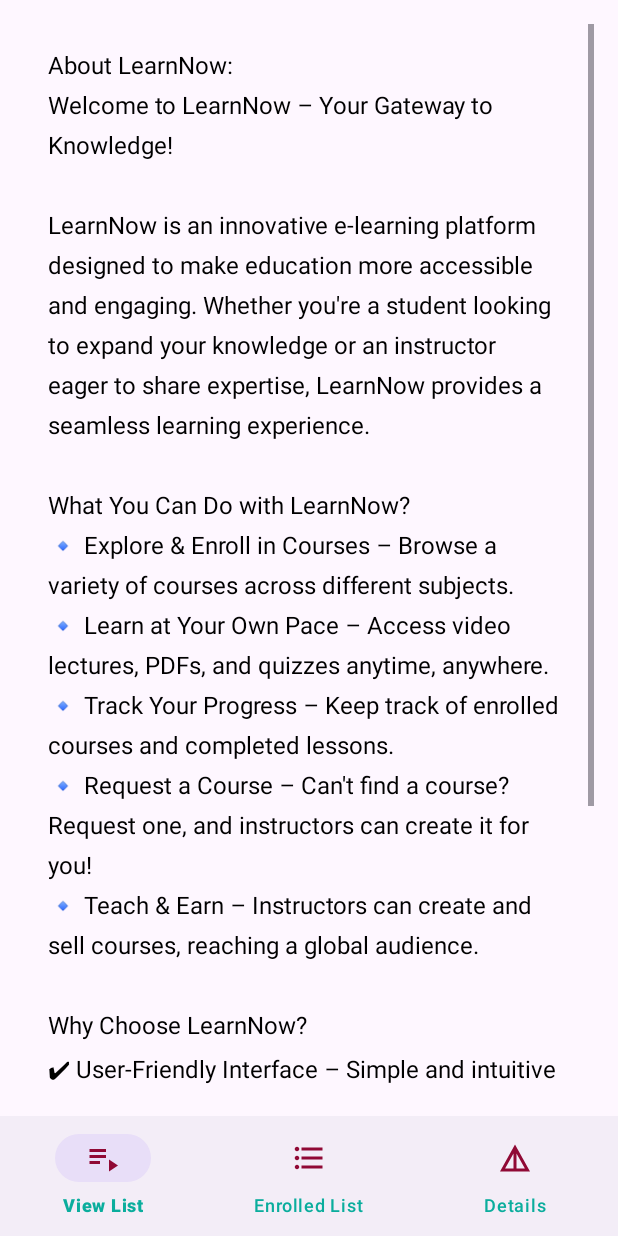
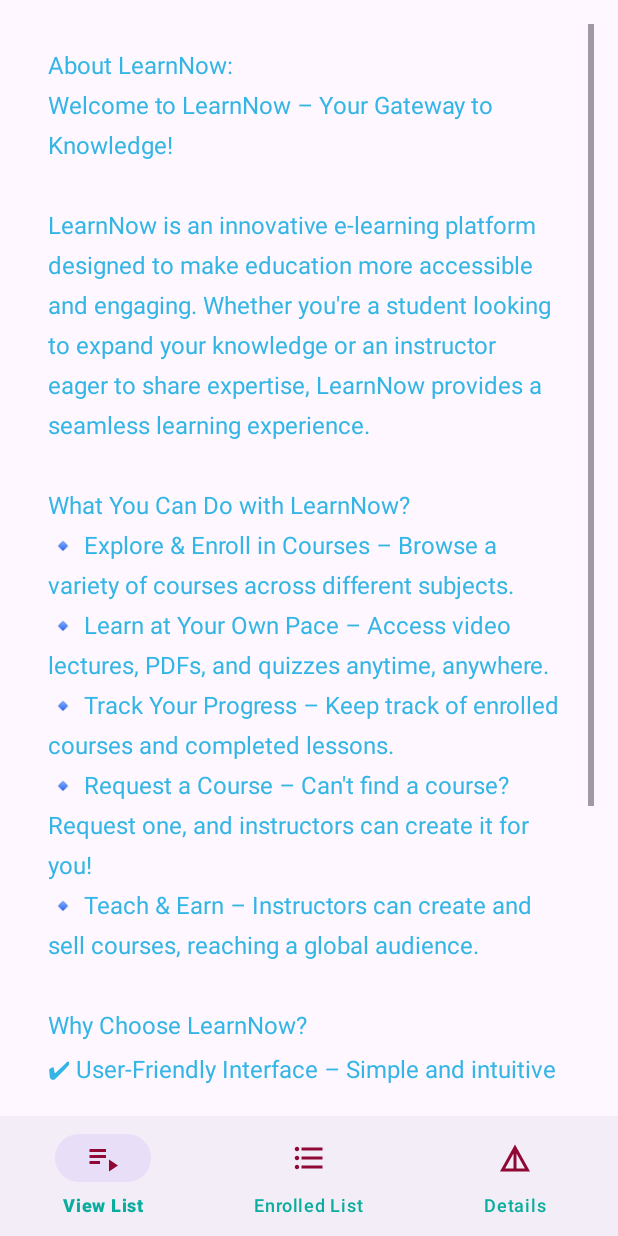
Before and after one commit to MehrabHussain47/LearnNow, an Android app: the fragment DetailsFragment placed in its activity, on a phone screen of 412 x 824 dp. Run offline under Robolectric (Android 15) with nearby library versions, the phone set to English and light mode, and no system bars.

Commit message:
Initial Commit 3

```diff
--- a/app/src/main/res/layout/fragment_details.xml
+++ b/app/src/main/res/layout/fragment_details.xml
@@ -15,7 +15,7 @@
         android:layout_width="match_parent"
         android:layout_height="wrap_content"
         android:textSize="16sp"
-        android:textColor="@android:color/black"
+        android:textColor="@android:color/holo_blue_light"
         android:padding="16dp"
         android:scrollbars="vertical"
         android:lineSpacingExtra="8dp"/>
--- a/app/src/main/res/layout/fragment_instructor_details.xml
+++ b/app/src/main/res/layout/fragment_instructor_details.xml
@@ -15,7 +15,7 @@
             android:layout_width="match_parent"
             android:layout_height="wrap_content"
             android:textSize="16sp"
-            android:textColor="@android:color/black"
+            android:textColor="@android:color/holo_blue_light"
             android:lineSpacingExtra="8dp"
             android:scrollbars="vertical"
             android:padding="16dp"/>
```
